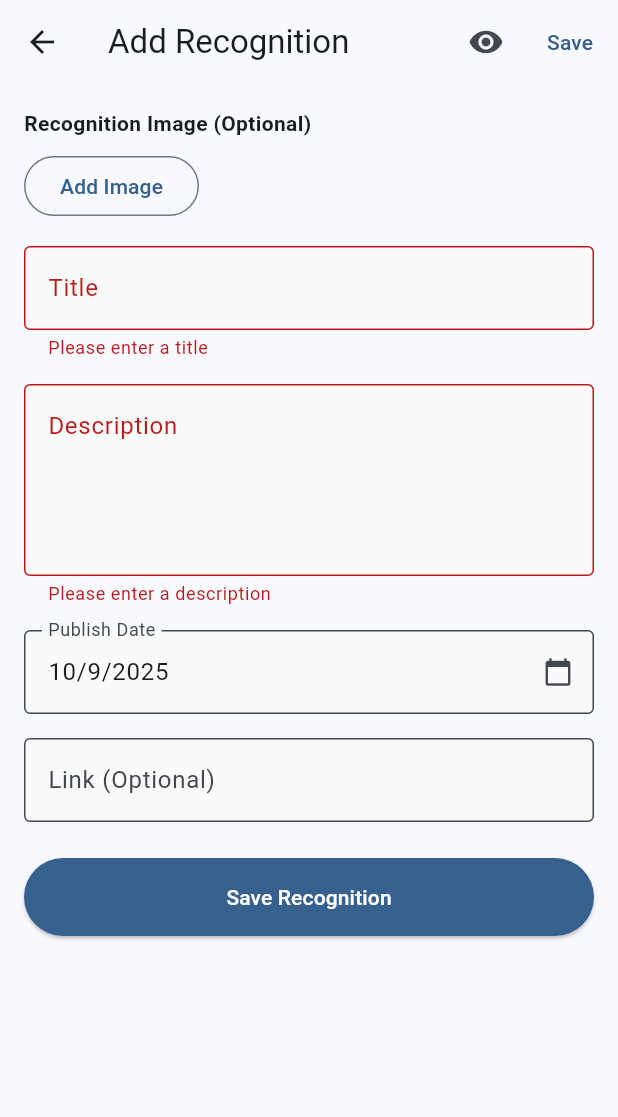
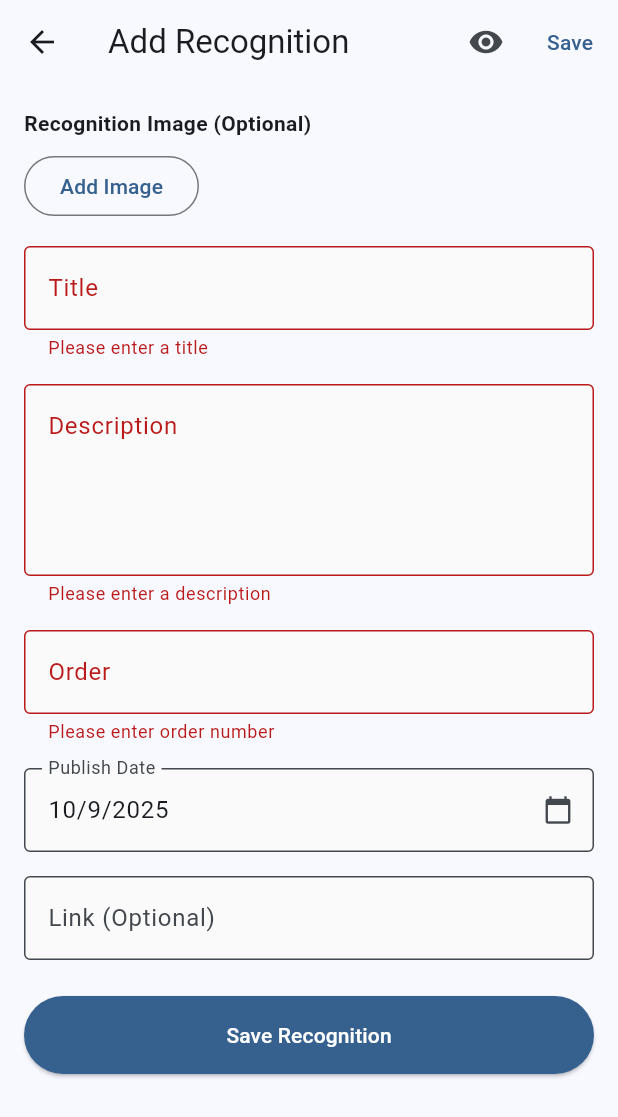
Before and after one commit to 528224/ktnsolutions, a Flutter app: the AddEditRecognitionScreen screen opened directly, after a tap on "Save Recognition", on a phone screen of 412 x 824 dp. Shown: the top 1117 px of the screen. Run offline on Flutter 3.47's test engine with Material 3 defaults, Android fonts, the phone set to English and light mode, and no system bars; our stand-ins replace cloud_firestore, firebase_auth, firebase_core, firebase_storage, get, image_picker and 2 more; accounts and stored records are empty.

Commit message:
added field "order"

```diff
--- a/lib/screens/recognitions/add_edit_recognition_screen.dart
+++ b/lib/screens/recognitions/add_edit_recognition_screen.dart
@@ -21,6 +21,7 @@ class AddEditRecognitionScreen extends StatefulWidget {
 class _AddEditRecognitionScreenState extends State<AddEditRecognitionScreen> {
   final _formKey = GlobalKey<FormState>();
   final _titleController = TextEditingController();
+  final _orderController = TextEditingController();
   final _descriptionController = TextEditingController();
   final _linkController = TextEditingController();
   final _recognitionService = RecognitionService();
@@ -37,6 +38,7 @@ class _AddEditRecognitionScreenState extends State<AddEditRecognitionScreen> {
     super.initState();
     if (widget.recognition != null) {
       _titleController.text = widget.recognition!.title;
+      _orderController.text = widget.recognition!.order.toString();
       _descriptionController.text = widget.recognition!.description;
       _linkController.text = widget.recognition?.link ?? '';
       _imagePath = widget.recognition?.imageUrl;
@@ -49,6 +51,7 @@ class _AddEditRecognitionScreenState extends State<AddEditRecognitionScreen> {
   @override
   void dispose() {
     _titleController.dispose();
+    _orderController.dispose();
     _descriptionController.dispose();
     _linkController.dispose();
     super.dispose();
@@ -126,6 +129,7 @@ class _AddEditRecognitionScreenState extends State<AddEditRecognitionScreen> {
       final recognition = Recognition(
         id: widget.recognition?.id ?? '',
         title: _titleController.text.trim(),
+        order: int.tryParse(_orderController.text.trim()) ?? 0,
         description: _descriptionController.text.trim(),
         imageUrl: imageUrl,
         link: _linkController.text.trim().isNotEmpty ? _linkController.text.trim() : null,
@@ -386,6 +390,25 @@ class _AddEditRecognitionScreenState extends State<AddEditRecognitionScreen> {
                       ),
                       const SizedBox(height: 16),
 
+                      // Order Field
+                      TextFormField(
+                        controller: _orderController,
+                        decoration: InputDecoration(
+                          labelText: 'Order',
+                          border: const OutlineInputBorder(),
+                          filled: true,
+                          fillColor: Colors.grey[50],
+                        ),
+                        keyboardType: TextInputType.number,
+                        validator: (value) {
+                          if (value == null || value.trim().isEmpty) {
+                            return 'Please enter order number';
+                          }
+                          return null;
+                        },
+                      ),
+                      const SizedBox(height: 16),
+
                       // Publish Date Picker
                       TextFormField(
                         readOnly: true,
```
